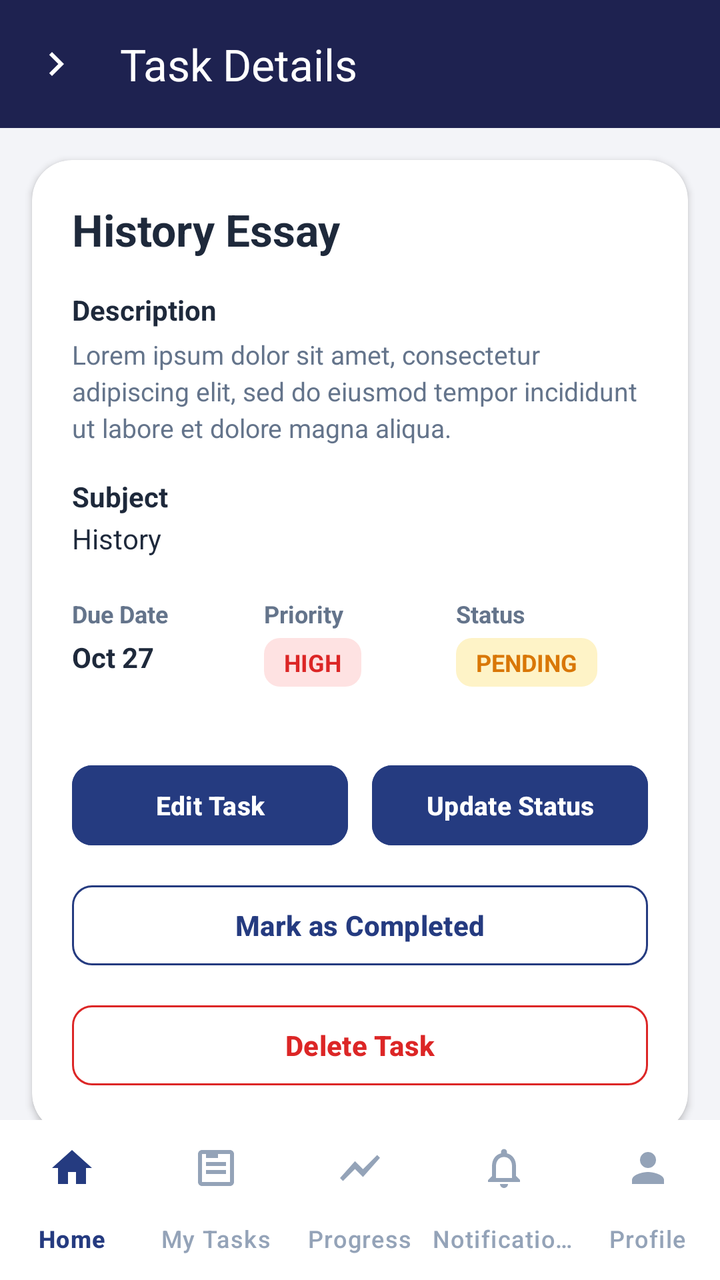
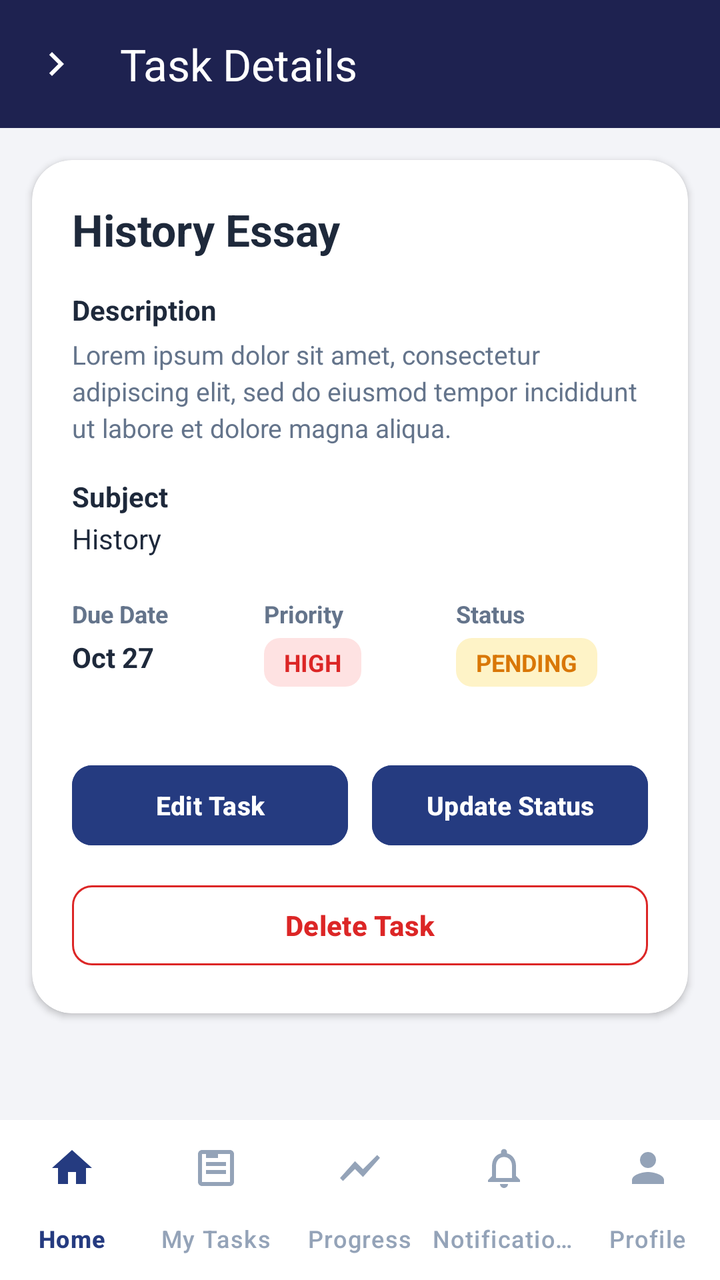

The first picture is an Android layout as it rendered before a commit; the second is the same layout after the commit. The layout source and the unified diff follow.
<!-- AndroidManifest.xml: application theme Theme.Assignment_Task_Management_app -->
<!-- res/layout/activity_task_detail.xml -->
<?xml version="1.0" encoding="utf-8"?>
<androidx.constraintlayout.widget.ConstraintLayout xmlns:android="http://schemas.android.com/apk/res/android"
    xmlns:app="http://schemas.android.com/apk/res-auto"
    android:layout_width="match_parent"
    android:layout_height="match_parent"
    android:background="@color/background">

    
    <com.google.android.material.appbar.MaterialToolbar
        android:id="@+id/toolbar_task_detail"
        android:layout_width="0dp"
        android:layout_height="wrap_content"
        android:background="@color/navy_header"
        app:layout_constraintEnd_toEndOf="parent"
        app:layout_constraintStart_toStartOf="parent"
        app:layout_constraintTop_toTopOf="parent"
        app:navigationIcon="@drawable/ic_chevron_right"
        app:navigationIconTint="@color/white"
        app:title="@string/task_details"
        app:titleTextColor="@color/white" />

    <androidx.core.widget.NestedScrollView
        android:layout_width="0dp"
        android:layout_height="0dp"
        android:clipToPadding="false"
        android:padding="16dp"
        app:layout_constraintBottom_toTopOf="@id/detail_bottom_navigation"
        app:layout_constraintEnd_toEndOf="parent"
        app:layout_constraintStart_toStartOf="parent"
        app:layout_constraintTop_toBottomOf="@id/toolbar_task_detail">

        <androidx.cardview.widget.CardView
            android:layout_width="match_parent"
            android:layout_height="wrap_content"
            app:cardBackgroundColor="@color/card_bg"
            app:cardCornerRadius="20dp"
            app:cardElevation="2dp">

            <LinearLayout
                android:layout_width="match_parent"
                android:layout_height="wrap_content"
                android:orientation="vertical"
                android:padding="20dp">

                
                <TextView
                    android:id="@+id/tv_detail_title"
                    android:layout_width="wrap_content"
                    android:layout_height="wrap_content"
                    android:text="History Essay"
                    android:textColor="@color/text_primary"
                    android:textSize="22sp"
                    android:textStyle="bold" />

                
                <TextView
                    android:layout_width="wrap_content"
                    android:layout_height="wrap_content"
                    android:layout_marginTop="16dp"
                    android:text="@string/description"
                    android:textColor="@color/text_primary"
                    android:textSize="14sp"
                    android:textStyle="bold" />

                <TextView
                    android:id="@+id/tv_detail_description"
                    android:layout_width="wrap_content"
                    android:layout_height="wrap_content"
                    android:layout_marginTop="4dp"
                    android:lineSpacingExtra="3dp"
                    android:text="Lorem ipsum dolor sit amet, consectetur adipiscing elit, sed do eiusmod tempor incididunt ut labore et dolore magna aliqua."
                    android:textColor="@color/text_secondary"
                    android:textSize="13sp" />

                
                <TextView
                    android:layout_width="wrap_content"
                    android:layout_height="wrap_content"
                    android:layout_marginTop="16dp"
                    android:text="@string/subject"
                    android:textColor="@color/text_primary"
                    android:textSize="14sp"
                    android:textStyle="bold" />

                <TextView
                    android:id="@+id/tv_detail_subject"
                    android:layout_width="wrap_content"
                    android:layout_height="wrap_content"
                    android:layout_marginTop="2dp"
                    android:text="History"
                    android:textColor="@color/text_primary"
                    android:textSize="14sp" />

                
                <LinearLayout
                    android:layout_width="match_parent"
                    android:layout_height="wrap_content"
                    android:layout_marginTop="20dp"
                    android:baselineAligned="false"
                    android:orientation="horizontal">

                    
                    <LinearLayout
                        android:layout_width="0dp"
                        android:layout_height="wrap_content"
                        android:layout_weight="1"
                        android:orientation="vertical">

                        <TextView
                            android:layout_width="wrap_content"
                            android:layout_height="wrap_content"
                            android:text="@string/due_date"
                            android:textColor="@color/text_secondary"
                            android:textSize="12sp"
                            android:textStyle="bold" />

                        <TextView
                            android:id="@+id/tv_detail_due_date"
                            android:layout_width="wrap_content"
                            android:layout_height="wrap_content"
                            android:layout_marginTop="4dp"
                            android:text="Oct 27"
                            android:textColor="@color/text_primary"
                            android:textSize="14sp"
                            android:textStyle="bold" />

                        <TextView
                            android:id="@+id/tv_detail_remaining"
                            android:layout_width="wrap_content"
                            android:layout_height="wrap_content"
                            android:layout_marginTop="2dp"
                            android:textColor="@color/accent"
                            android:textSize="11sp" />
                    </LinearLayout>

                    
                    <LinearLayout
                        android:layout_width="0dp"
                        android:layout_height="wrap_content"
                        android:layout_weight="1"
                        android:orientation="vertical">

                        <TextView
                            android:layout_width="wrap_content"
                            android:layout_height="wrap_content"
                            android:text="@string/priority"
                            android:textColor="@color/text_secondary"
                            android:textSize="12sp"
                            android:textStyle="bold" />

                        <TextView
                            android:id="@+id/tv_detail_priority"
                            android:layout_width="wrap_content"
                            android:layout_height="wrap_content"
                            android:layout_marginTop="4dp"
                            android:background="@drawable/bg_priority_high"
                            android:paddingStart="10dp"
                            android:paddingTop="4dp"
                            android:paddingEnd="10dp"
                            android:paddingBottom="4dp"
                            android:text="HIGH"
                            android:textColor="@color/priority_high_text"
                            android:textSize="12sp"
                            android:textStyle="bold" />
                    </LinearLayout>

                    
                    <LinearLayout
                        android:layout_width="0dp"
                        android:layout_height="wrap_content"
                        android:layout_weight="1"
                        android:orientation="vertical">

                        <TextView
                            android:layout_width="wrap_content"
                            android:layout_height="wrap_content"
                            android:text="@string/status"
                            android:textColor="@color/text_secondary"
                            android:textSize="12sp"
                            android:textStyle="bold" />

                        <TextView
                            android:id="@+id/tv_detail_status"
                            android:layout_width="wrap_content"
                            android:layout_height="wrap_content"
                            android:layout_marginTop="4dp"
                            android:background="@drawable/bg_status_pending"
                            android:paddingStart="10dp"
                            android:paddingTop="4dp"
                            android:paddingEnd="10dp"
                            android:paddingBottom="4dp"
                            android:text="PENDING"
                            android:textColor="@color/status_pending_text"
                            android:textSize="12sp"
                            android:textStyle="bold" />
                    </LinearLayout>
                </LinearLayout>

                
                <LinearLayout
                    android:layout_width="match_parent"
                    android:layout_height="wrap_content"
                    android:layout_marginTop="24dp"
                    android:orientation="horizontal">

                    <com.google.android.material.button.MaterialButton
                        android:id="@+id/btn_detail_edit"
                        android:layout_width="0dp"
                        android:layout_height="48dp"
                        android:layout_marginEnd="6dp"
                        android:layout_weight="1"
                        android:backgroundTint="@color/navy_primary"
                        android:text="@string/edit_task"
                        android:textColor="@color/white"
                        android:textSize="13sp"
                        android:textStyle="bold"
                        app:cornerRadius="10dp" />

                    <com.google.android.material.button.MaterialButton
                        android:id="@+id/btn_detail_update_status"
                        android:layout_width="0dp"
                        android:layout_height="48dp"
                        android:layout_marginStart="6dp"
                        android:layout_weight="1"
                        android:backgroundTint="@color/navy_primary"
                        android:text="@string/update_status"
                        android:textColor="@color/white"
                        android:textSize="13sp"
                        android:textStyle="bold"
                        app:cornerRadius="10dp" />
                </LinearLayout>

                <com.google.android.material.button.MaterialButton
                    android:id="@+id/btn_detail_mark_completed"
                    style="@style/Widget.Material3.Button.OutlinedButton"
                    android:layout_width="match_parent"
                    android:layout_height="48dp"
                    android:layout_marginTop="12dp"
                    android:text="@string/mark_as_completed"
                    android:textColor="@color/navy_primary"
                    android:textSize="14sp"
                    android:textStyle="bold"
                    app:cornerRadius="10dp"
                    app:strokeColor="@color/navy_primary" />

                <com.google.android.material.button.MaterialButton
                    android:id="@+id/btn_detail_delete"
                    style="@style/Widget.Material3.Button.OutlinedButton"
                    android:layout_width="match_parent"
                    android:layout_height="48dp"
                    android:layout_marginTop="12dp"
                    android:text="@string/delete_task"
                    android:textColor="@color/error_red"
                    android:textSize="14sp"
                    android:textStyle="bold"
                    app:cornerRadius="10dp"
                    app:strokeColor="@color/error_red" />

            </LinearLayout>
        </androidx.cardview.widget.CardView>
    </androidx.core.widget.NestedScrollView>

    <com.google.android.material.bottomnavigation.BottomNavigationView
        android:id="@+id/detail_bottom_navigation"
        android:layout_width="0dp"
        android:layout_height="wrap_content"
        android:background="@color/white"
        app:elevation="8dp"
        app:itemIconTint="@color/bottom_nav_color_selector"
        app:itemTextColor="@color/bottom_nav_color_selector"
        app:labelVisibilityMode="labeled"
        app:layout_constraintBottom_toBottomOf="parent"
        app:layout_constraintEnd_toEndOf="parent"
        app:layout_constraintStart_toStartOf="parent"
        app:menu="@menu/bottom_nav_menu" />

</androidx.constraintlayout.widget.ConstraintLayout>
<!-- resources referenced by this layout -->
<resources>
  <color name="accent">#2563EB</color>
  <color name="background">#F3F4F8</color>
  <color name="card_bg">#FFFFFF</color>
  <color name="error_red">#DC2626</color>
  <color name="navy_header">#1E2250</color>
  <color name="navy_primary">#253B80</color>
  <color name="priority_high_text">#DC2626</color>
  <color name="status_pending_text">#D97706</color>
  <color name="text_primary">#1E293B</color>
  <color name="text_secondary">#64748B</color>
  <color name="white">#FFFFFFFF</color>
  <!-- drawable bg_priority_high (drawable) -->
  <?xml version="1.0" encoding="utf-8"?>
  <shape xmlns:android="http://schemas.android.com/apk/res/android"
      android:shape="rectangle">
      <solid android:color="@color/priority_high_bg" />
      <corners android:radius="8dp" />
  </shape>
  <!-- drawable bg_status_pending (drawable) -->
  <?xml version="1.0" encoding="utf-8"?>
  <shape xmlns:android="http://schemas.android.com/apk/res/android"
      android:shape="rectangle">
      <solid android:color="@color/status_pending_bg" />
      <corners android:radius="8dp" />
  </shape>
  <!-- drawable ic_chevron_right (drawable) -->
  <vector xmlns:android="http://schemas.android.com/apk/res/android"
      android:width="24dp"
      android:height="24dp"
      android:viewportWidth="24"
      android:viewportHeight="24">
    <path
        android:fillColor="#FF000000"
        android:pathData="M10,6L8.59,7.41 13.17,12l-4.58,4.59L10,18l6,-6z"/>
  </vector>
  <string name="delete_task">Delete Task</string>
  <string name="description">Description</string>
  <string name="due_date">Due Date</string>
  <string name="edit_task">Edit Task</string>
  <string name="mark_as_completed">Mark as Completed</string>
  <string name="priority">Priority</string>
  <string name="status">Status</string>
  <string name="subject">Subject</string>
  <string name="task_details">Task Details</string>
  <string name="update_status">Update Status</string>
  <style name="Theme.Assignment_Task_Management_app" parent="Base.Theme.Assignment_Task_Management_app" />
  <color name="priority_high_bg">#FEE2E2</color>
  <color name="status_pending_bg">#FEF3C7</color>
  <style name="Base.Theme.Assignment_Task_Management_app" parent="Theme.Material3.DayNight.NoActionBar">
          <item name="colorPrimary">@color/navy_primary</item>
          <item name="colorPrimaryDark">@color/navy_header</item>
          <item name="colorAccent">@color/accent</item>
          <item name="android:statusBarColor">@color/navy_header</item>
          <item name="android:windowBackground">@color/background</item>
      </style>
</resources>

<!-- the commit's change to res/layout/activity_task_detail.xml (unified diff, before → after) -->
@@ -198,63 +198,57 @@
 
                 
                 <LinearLayout
+                    android:id="@+id/layout_action_buttons"
                     android:layout_width="match_parent"
                     android:layout_height="wrap_content"
                     android:layout_marginTop="24dp"
-                    android:orientation="horizontal">
+                    android:orientation="vertical">
+
+                    <LinearLayout
+                        android:layout_width="match_parent"
+                        android:layout_height="wrap_content"
+                        android:orientation="horizontal">
+
+                        <com.google.android.material.button.MaterialButton
+                            android:id="@+id/btn_detail_edit"
+                            android:layout_width="0dp"
+                            android:layout_height="48dp"
+                            android:layout_marginEnd="6dp"
+                            android:layout_weight="1"
+                            android:backgroundTint="@color/navy_primary"
+                            android:text="@string/edit_task"
+                            android:textColor="@color/white"
+                            android:textSize="13sp"
+                            android:textStyle="bold"
+                            app:cornerRadius="10dp" />
+
+                        <com.google.android.material.button.MaterialButton
+                            android:id="@+id/btn_detail_update_status"
+                            android:layout_width="0dp"
+                            android:layout_height="48dp"
+                            android:layout_marginStart="6dp"
+                            android:layout_weight="1"
+                            android:backgroundTint="@color/navy_primary"
+                            android:text="@string/update_status"
+                            android:textColor="@color/white"
+                            android:textSize="13sp"
+                            android:textStyle="bold"
+                            app:cornerRadius="10dp" />
+                    </LinearLayout>
 
                     <com.google.android.material.button.MaterialButton
-                        android:id="@+id/btn_detail_edit"
-                        android:layout_width="0dp"
+                        android:id="@+id/btn_detail_delete"
+                        style="@style/Widget.Material3.Button.OutlinedButton"
+                        android:layout_width="match_parent"
                         android:layout_height="48dp"
-                        android:layout_marginEnd="6dp"
-                        android:layout_weight="1"
-                        android:backgroundTint="@color/navy_primary"
-                        android:text="@string/edit_task"
-                        android:textColor="@color/white"
-                        android:textSize="13sp"
+                        android:layout_marginTop="12dp"
+                        android:text="@string/delete_task"
+                        android:textColor="@color/error_red"
+                        android:textSize="14sp"
                         android:textStyle="bold"
-                        app:cornerRadius="10dp" />
-
-                    <com.google.android.material.button.MaterialButton
-                        android:id="@+id/btn_detail_update_status"
-                        android:layout_width="0dp"
-                        android:layout_height="48dp"
-                        android:layout_marginStart="6dp"
-                        android:layout_weight="1"
-                        android:backgroundTint="@color/navy_primary"
-                        android:text="@string/update_status"
-                        android:textColor="@color/white"
-                        android:textSize="13sp"
-                        android:textStyle="bold"
-                        app:cornerRadius="10dp" />
+                        app:cornerRadius="10dp"
+                        app:strokeColor="@color/error_red" />
                 </LinearLayout>
-
-                <com.google.android.material.button.MaterialButton
-                    android:id="@+id/btn_detail_mark_completed"
-                    style="@style/Widget.Material3.Button.OutlinedButton"
-                    android:layout_width="match_parent"
-                    android:layout_height="48dp"
-                    android:layout_marginTop="12dp"
-                    android:text="@string/mark_as_completed"
-                    android:textColor="@color/navy_primary"
-                    android:textSize="14sp"
-                    android:textStyle="bold"
-                    app:cornerRadius="10dp"
-                    app:strokeColor="@color/navy_primary" />
-
-                <com.google.android.material.button.MaterialButton
-                    android:id="@+id/btn_detail_delete"
-                    style="@style/Widget.Material3.Button.OutlinedButton"
-                    android:layout_width="match_parent"
-                    android:layout_height="48dp"
-                    android:layout_marginTop="12dp"
-                    android:text="@string/delete_task"
-                    android:textColor="@color/error_red"
-                    android:textSize="14sp"
-                    android:textStyle="bold"
-                    app:cornerRadius="10dp"
-                    app:strokeColor="@color/error_red" />
 
             </LinearLayout>
         </androidx.cardview.widget.CardView>
<!-- resource entries referenced after the edit -->
@@ -39,7 +39,6 @@
   <string name="description">Description</string>
   <string name="due_date">Due Date</string>
   <string name="edit_task">Edit Task</string>
-  <string name="mark_as_completed">Mark as Completed</string>
   <string name="priority">Priority</string>
   <string name="status">Status</string>
   <string name="subject">Subject</string>
